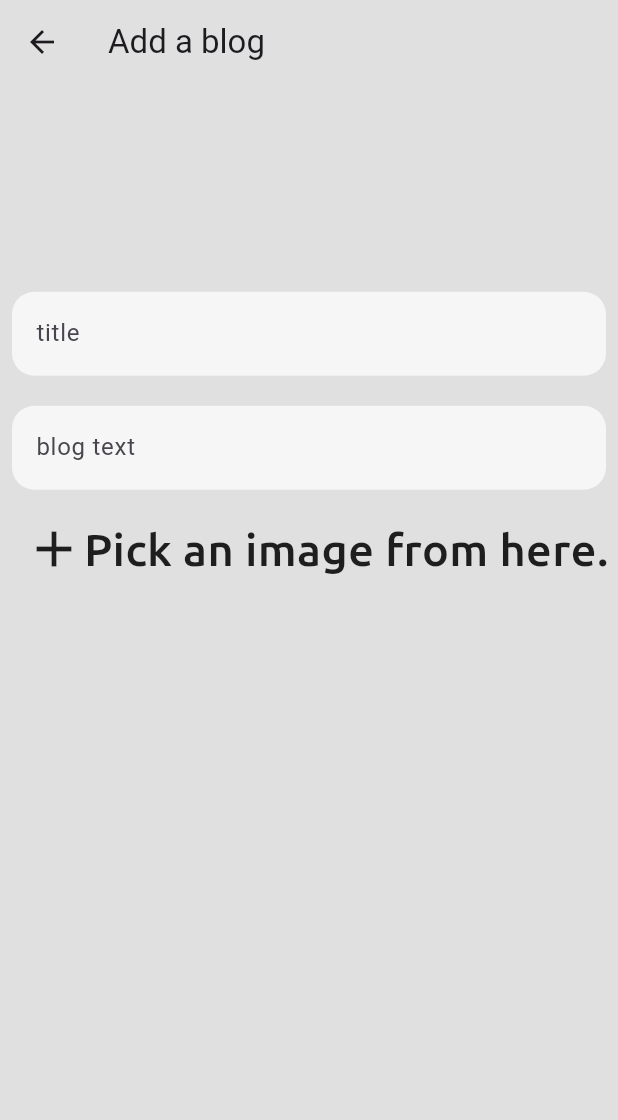
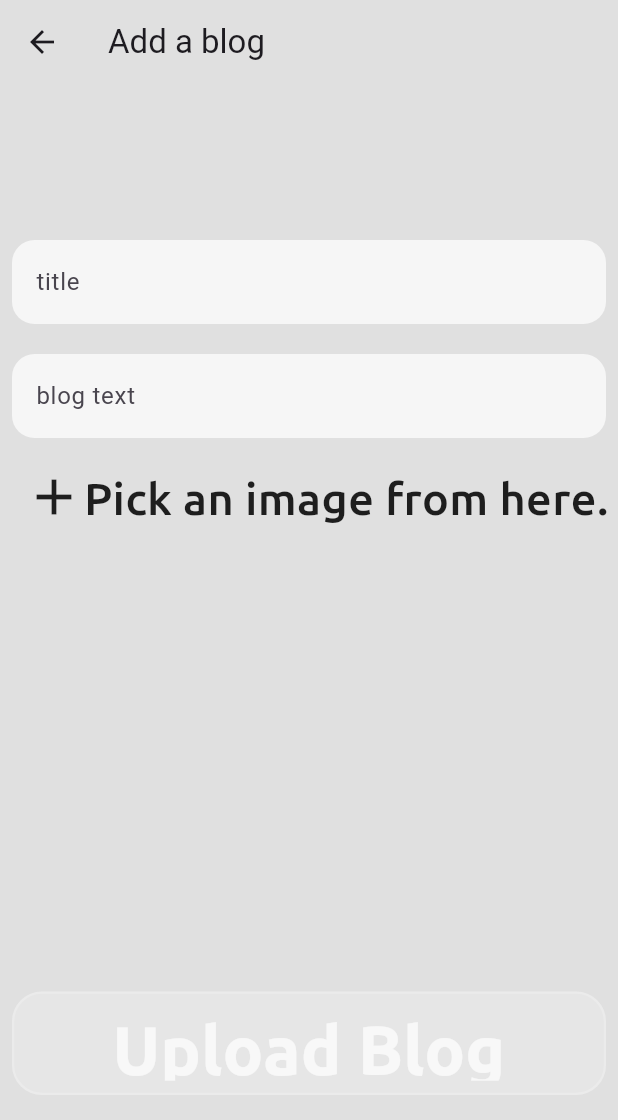
Before and after one commit to himanshuchaurasiya24/BlogDRFxScaler, a Flutter app: the AddNewBlogScreen screen opened directly, after a tap on "Pick an image from here.", on a phone screen of 412 x 824 dp. Shown: the top 1120 px of the screen. Run offline on Flutter 3.47's test engine with Material 3 defaults, Android fonts, the phone set to English and light mode, and no system bars; drawn by our look-alikes of modal_progress_hud_nsn; our stand-ins replace dio, image_picker, shared_preferences; accounts and stored records are empty; project files that could hold a hidden picture were left out.

Commit message:
image uploading not working

```diff
--- a/blog_frontend/lib/screens/add_new_blog_screen.dart
+++ b/blog_frontend/lib/screens/add_new_blog_screen.dart
@@ -1,8 +1,12 @@
 import 'dart:io';
-
+import 'package:blog_frontend/api/api_services.dart';
 import 'package:blog_frontend/components/custom_text_field.dart';
+import 'package:blog_frontend/components/glass_morphism.dart';
+import 'package:blog_frontend/main.dart';
 import 'package:flutter/material.dart';
 import 'package:image_picker/image_picker.dart';
+import 'package:modal_progress_hud_nsn/modal_progress_hud_nsn.dart';
+import 'package:http/http.dart' as http;
 
 class AddNewBlogScreen extends StatefulWidget {
   const AddNewBlogScreen({super.key});
@@ -17,9 +21,56 @@ class _AddNewBlogScreenState extends State<AddNewBlogScreen> {
   final userIdController = TextEditingController();
   final _formkey = GlobalKey<FormState>();
   File? _selectedImage;
+  bool isUploading = false;
+  final _picker = ImagePicker();
+  Future getImage() async {
+    final pickedFile =
+        await _picker.pickImage(source: ImageSource.gallery, imageQuality: 100);
+    if (pickedFile != null) {
+      setState(() {
+        _selectedImage = File(pickedFile.path);
+      });
+    } else {
+      debugPrint('No image selected');
+    }
+  }
+
+  Future<void> uploadBlog() async {
+    int user = pref.getInt('user') ?? 0;
+    setState(() {
+      isUploading = true;
+    });
+    var stream = http.ByteStream(_selectedImage!.openRead());
+    stream.cast();
+    var length = await _selectedImage!.length();
+    var apilink = '${apiLink}api/home/blog-user/';
+    var url = Uri.parse(apilink);
+    var request = http.MultipartRequest(
+      'POST',
+      url,
+    );
+    request.fields['title'] = titleController.text;
+    request.fields['blog_text'] = blogTextController.text;
+    request.fields['user'] = user.toString();
+    var multiport = http.MultipartFile('main_image', stream, length);
+    request.files.add(multiport);
+    request.headers.addAll({'Authorization':'Bearer $at'});
+    var response = await request.send();
+    if (response.statusCode == 201) {
+      debugPrint('uploaded!');
+    } else {
+      debugPrint('failed');
+    }
+    setState(() {
+      isUploading = false;
+    });
+  }
+
   @override
   Widget build(BuildContext context) {
-    return Scaffold(
+    return ModalProgressHUD(
+      inAsyncCall: isUploading,
+      child: Scaffold(
         appBar: AppBar(
           title: const Text('Add a blog'),
         ),
@@ -46,17 +97,11 @@ class _AddNewBlogScreenState extends State<AddNewBlogScreen> {
                 const SizedBox(
                   height: 10,
                 ),
-              IconButton(
-                onPressed: () async {
-                  final pickedImage = await ImagePicker()
-                      .pickImage(source: ImageSource.gallery);
-                  if (pickedImage != null) {
-                    setState(() {
-                      _selectedImage = File(pickedImage.path);
-                    });
-                  } else {
-                    //
-                  }
+                Visibility(
+                  visible: _selectedImage == null,
+                  child: IconButton(
+                    onPressed: () {
+                      getImage();
                     },
                     icon: Row(
                       children: [
@@ -75,14 +120,45 @@ class _AddNewBlogScreenState extends State<AddNewBlogScreen> {
                       ],
                     ),
                   ),
+                ),
                 SizedBox(
                   height: 300,
                   width: 300,
                   child: _selectedImage != null
-                    ? Image.file(_selectedImage!)
+                      ? GestureDetector(
+                          onTap: () {
+                            setState(() {
+                              _selectedImage = null;
+                            });
+                          },
+                          child: Image.file(_selectedImage!))
                       : const SizedBox(),
+                ),
+                GlassMorphism(
+                  child: SizedBox(
+                    height: MediaQuery.of(context).size.height * 0.08,
+                    width: MediaQuery.of(context).size.width,
+                    child: TextButton(
+                      onPressed: () async {
+                        uploadBlog();
+                      },
+                      child: isUploading
+                          ? const Center(
+                              child: CircularProgressIndicator(
+                                color: Colors.white70,
+                                strokeWidth: 6,
+                              ),
                             )
+                          : Text(
+                              'Upload Blog',
+                              textAlign: TextAlign.center,
+                              style: Theme.of(context).textTheme.headlineMedium,
+                            ),
+                    ),
+                  ),
+                ),
               ],
+            ),
           ),
         ),
       ),
--- a/blog_frontend/pubspec.yaml
+++ b/blog_frontend/pubspec.yaml
@@ -38,6 +38,8 @@ dependencies:
   http: ^1.2.2
   shared_preferences: ^2.3.2
   image_picker: ^1.1.2
+  dio: ^5.7.0
+  modal_progress_hud_nsn: ^0.5.1
 
 dev_dependencies:
   flutter_test:
```
Also changed, not shown: blog_frontend/lib/api/api_services.dart (+31 -6 lines), blog_frontend/lib/screens/login_screen.dart (+8 -5 lines), blog_frontend/pubspec.lock, blogs/images_5fwzYoP.jpg (added), blogs/images_LX6y2ik.jpg (added), blogs/images_UyDvmnX.jpg (added), blogs/images_rjZNWRt.jpg (added), blogs/images_rs9yMnQ.jpg (added), 3 other files. Lines whose indentation alone changed are shown as unchanged.
